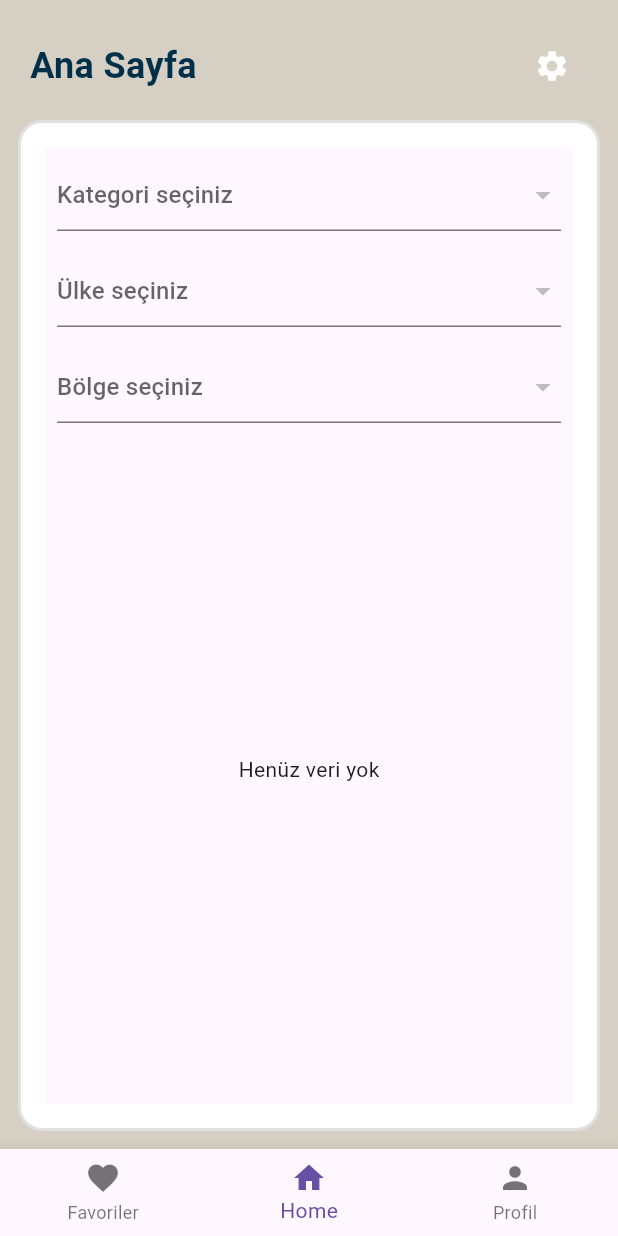
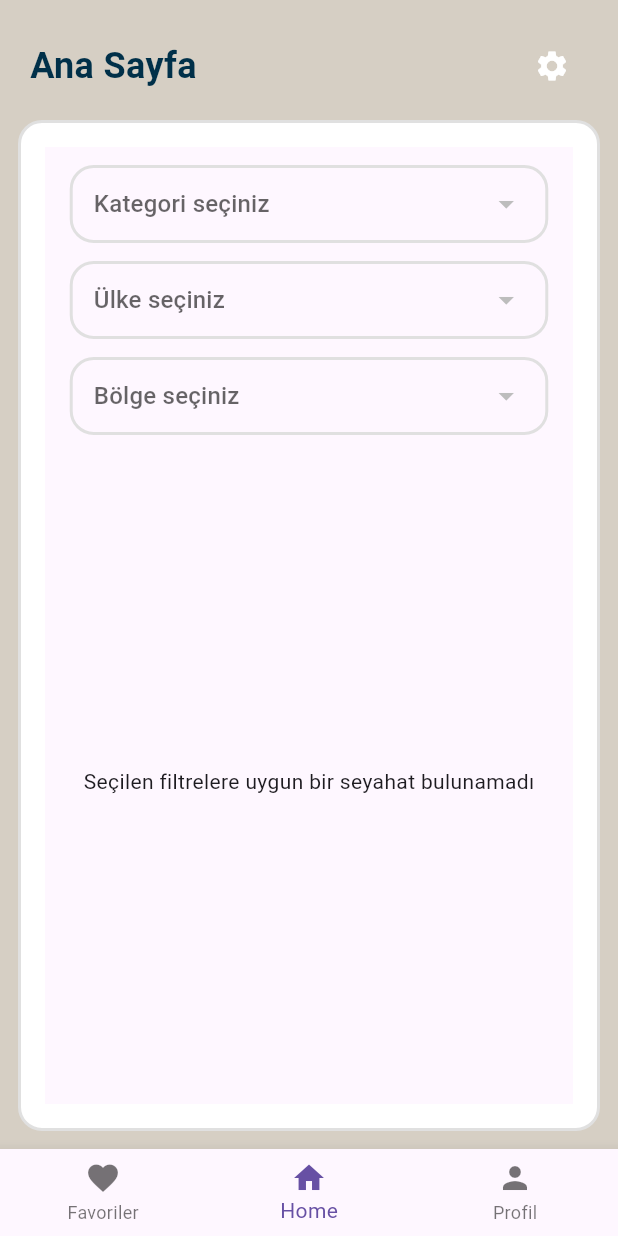
Before and after one commit to senadurgutt/travel_app, a Flutter app: the screen it shows once a user with an empty profile is signed in, on a phone screen of 412 x 824 dp. Run offline on Flutter 3.47's test engine with Material 3 defaults, Android fonts, the phone set to English and light mode, and no system bars; our stand-ins replace cloud_firestore, firebase_auth, firebase_core, get, google_sign_in; accounts and stored records are empty; network calls fail.

Commit message:
travel kartları düzenlendi + home sayfası düzenlendi

```diff
--- a/lib/views/home_page.dart
+++ b/lib/views/home_page.dart
@@ -10,78 +10,68 @@ class HomePage extends StatelessWidget {
 
   @override
   Widget build(BuildContext context) {
+    final screenWidth = MediaQuery.of(context).size.width;
+
     return Scaffold(
       body: SafeArea(
+        child: Padding(
+          padding: EdgeInsets.symmetric(horizontal: screenWidth * 0.04),
           child: Column(
             children: [
-            // KATEGORİ
-            Padding(
-              padding: const EdgeInsets.all(8.0),
-              child: Obx(
-                () => DropdownButtonFormField<String>(
+              SizedBox(height: 12),
+
+              // Kategori Dropdown
+              Obx(() => _buildDropdown(
                     value: travelController.selectedCategory.value,
-                  hint: const Text("Kategori seçiniz"),
-                  items: travelController.categories
-                      .map((c) => DropdownMenuItem(value: c, child: Text(c)))
-                      .toList(),
+                    hint: "Kategori seçiniz",
+                    items: travelController.categories,
                     onChanged: (val) {
                       travelController.selectedCategory.value = val;
-                    // alt seçimleri sıfırla
+                      // Dependent filtreleri sıfırla
                       travelController.selectedCountry.value = null;
                       travelController.selectedRegion.value = null;
                     },
-                ),
-              ),
-            ),
+                  )),
 
-            // ÜLKE
-            Padding(
-              padding: const EdgeInsets.all(8.0),
-              child: Obx(() {
+              SizedBox(height: 12),
+
+              // Ülke Dropdown
+              Obx(() {
                 final canPickCountry =
                     travelController.selectedCategory.value != null;
                 final countryItems = canPickCountry
                     ? travelController.countries
-                          .map(
-                            (c) => DropdownMenuItem(value: c, child: Text(c)),
-                          )
-                          .toList()
-                    : <DropdownMenuItem<String>>[];
+                    : <String>[];
 
-                return DropdownButtonFormField<String>(
+                return _buildDropdown(
                   value: travelController.selectedCountry.value,
-                  hint: const Text("Ülke seçiniz"),
+                  hint: "Ülke seçiniz",
                   items: countryItems,
                   onChanged: canPickCountry
                       ? (val) {
                           travelController.selectedCountry.value = val;
-                          // bölgeyi sıfırla
+                          // Bölgeyi sıfırla
                           travelController.selectedRegion.value = null;
                         }
                       : null,
                 );
               }),
-            ),
 
-            // BÖLGE
-            Padding(
-              padding: const EdgeInsets.all(8.0),
-              child: Obx(() {
+              SizedBox(height: 12),
+
+              // Bölge Dropdown
+              Obx(() {
                 final canPickRegion =
                     travelController.selectedCategory.value != null &&
                         travelController.selectedCountry.value != null;
 
                 final regionItems = canPickRegion
                     ? travelController.regions
-                          .map(
-                            (r) => DropdownMenuItem(value: r, child: Text(r)),
-                          )
-                          .toList()
-                    : <DropdownMenuItem<String>>[];
+                    : <String>[];
 
-                return DropdownButtonFormField<String>(
+                return _buildDropdown(
                   value: travelController.selectedRegion.value,
-                  hint: const Text("Bölge seçiniz"),
+                  hint: "Bölge seçiniz",
                   items: regionItems,
                   onChanged: canPickRegion
                       ? (val) {
@@ -90,24 +80,28 @@ class HomePage extends StatelessWidget {
                       : null,
                 );
               }),
-            ),
 
-            // KART LİSTESİ
+              SizedBox(height: 16),
+
+              // Kart Listesi
               Expanded(
                 child: Obx(() {
                   final travels = travelController.filteredTravels;
 
                   if (travels.isEmpty) {
-                  return const Center(child: Text("Henüz veri yok"));
+                    return Center(
+                        child: Text(
+                            "Seçilen filtrelere uygun bir seyahat bulunamadı"));
                   }
 
                   return ListView.builder(
                     scrollDirection: Axis.horizontal,
-                  shrinkWrap: true,
-
                     itemCount: travels.length,
                     itemBuilder: (context, index) {
-                    return TravelCard(travel: travels[index]);
+                      return Padding(
+                        padding: EdgeInsets.only(right: 12),
+                        child: TravelCard(travel: travels[index]),
+                      );
                     },
                   );
                 }),
@@ -115,6 +109,35 @@ class HomePage extends StatelessWidget {
             ],
           ),
         ),
+      ),
+    );
+  }
+
+  // Tekrarlayan dropdown widget
+  Widget _buildDropdown({
+    required String? value,
+    required String hint,
+    required List<String> items,
+    required void Function(String?)? onChanged,
+  }) {
+    return Container(
+      padding: EdgeInsets.symmetric(horizontal: 14),
+      decoration: BoxDecoration(
+        border: Border.all(color: Colors.grey.shade300, width: 2),
+        borderRadius: BorderRadius.circular(16),
+      ),
+      child: DropdownButtonFormField<String>(
+        value: value,
+        decoration: InputDecoration(border: InputBorder.none),
+        hint: Text(hint),
+        items: items
+            .map((e) => DropdownMenuItem<String>(
+                  value: e,
+                  child: Text(e),
+                ))
+            .toList(),
+        onChanged: onChanged,
+      ),
     );
   }
 }
--- a/lib/widgets/travel_cards_widget.dart
+++ b/lib/widgets/travel_cards_widget.dart
@@ -24,7 +24,7 @@ class TravelCard extends StatelessWidget {
       padding: EdgeInsets.symmetric(horizontal: 8.0, vertical: 12),
       child: SizedBox(
         width: 300,
-        height: 50,
+        height: 200,
         child: Card(
           color: AppColors.primaryText,
           shape: RoundedRectangleBorder(
@@ -34,11 +34,10 @@ class TravelCard extends StatelessWidget {
           child: Stack(
             children: [
               Padding(
-                padding: EdgeInsets.all(16.0),
+                padding: EdgeInsets.fromLTRB(16, 36, 16, 16),
                 child: Column(
                   crossAxisAlignment: CrossAxisAlignment.start,
                   children: [
-                    SizedBox(height: 25),
                     Text(
                       travel['title'] ?? '',
                       style: TextStyle(
```
Lines whose indentation alone changed are shown as unchanged.
